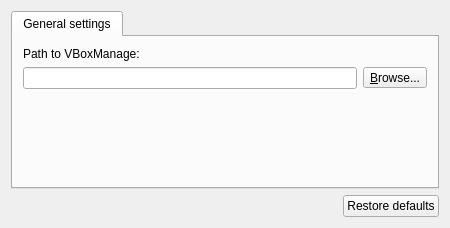
Above: gns3/modules/virtualbox/ui/virtualbox_preferences_page.ui from GNS3/gns3-gui before the change. Below: the same form after it.
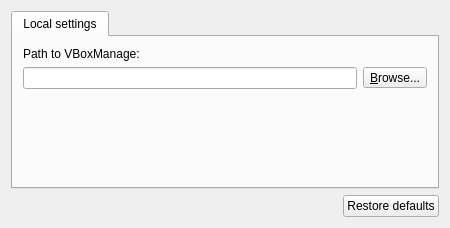
That is the form after the change.

Commit message: General settings => local settings

```diff
--- a/gns3/modules/virtualbox/ui/virtualbox_preferences_page.ui
+++ b/gns3/modules/virtualbox/ui/virtualbox_preferences_page.ui
@@ -24,7 +24,7 @@
      </property>
      <widget class="QWidget" name="uiGeneralSettingsTabWidget">
       <attribute name="title">
-       <string>General settings</string>
+       <string>Local settings</string>
       </attribute>
       <layout class="QVBoxLayout" name="verticalLayout">
        <property name="leftMargin">
```
The commit also changes 7 other files.
